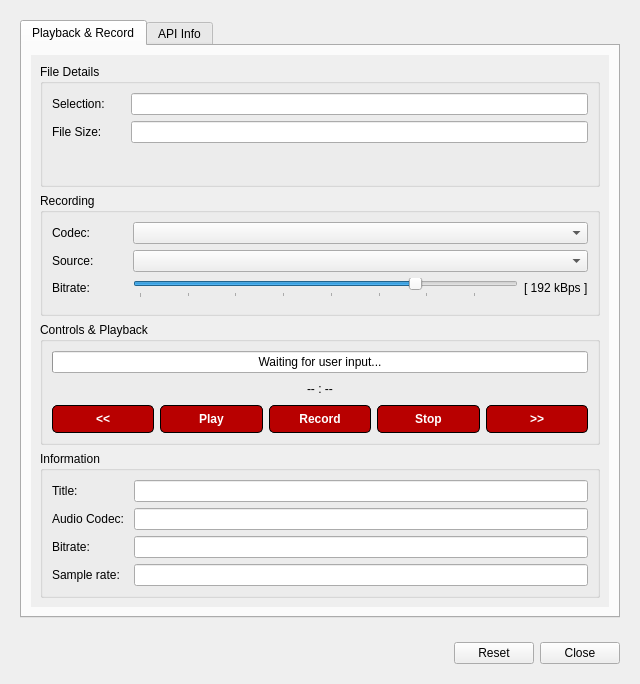
Before: the Qt Designer form src/ui/gkaudioplaydialog.ui in GekkoFyre/small-world-deluxe, drawn with Qt 5.
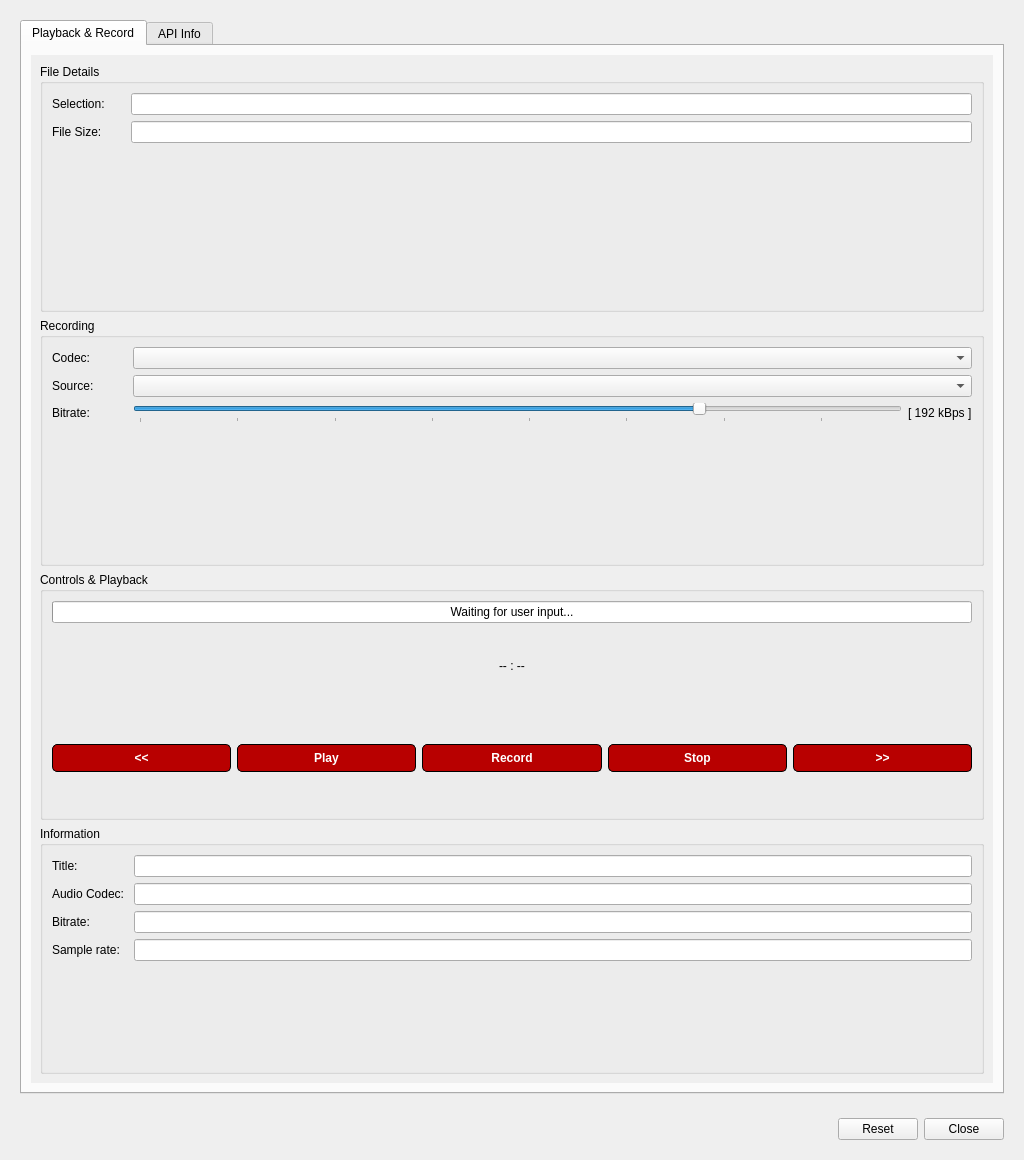
After: the same form once the commit is applied.

```diff
--- a/src/ui/gkaudioplaydialog.ui
+++ b/src/ui/gkaudioplaydialog.ui
@@ -6,8 +6,8 @@
    <rect>
     <x>0</x>
     <y>0</y>
-    <width>640</width>
-    <height>684</height>
+    <width>1024</width>
+    <height>1160</height>
    </rect>
   </property>
   <property name="sizePolicy">
@@ -61,8 +61,8 @@
               <rect>
                <x>0</x>
                <y>0</y>
-               <width>582</width>
-               <height>557</height>
+               <width>884</width>
+               <height>1026</height>
               </rect>
              </property>
              <layout class="QVBoxLayout" name="verticalLayout_4">
```
